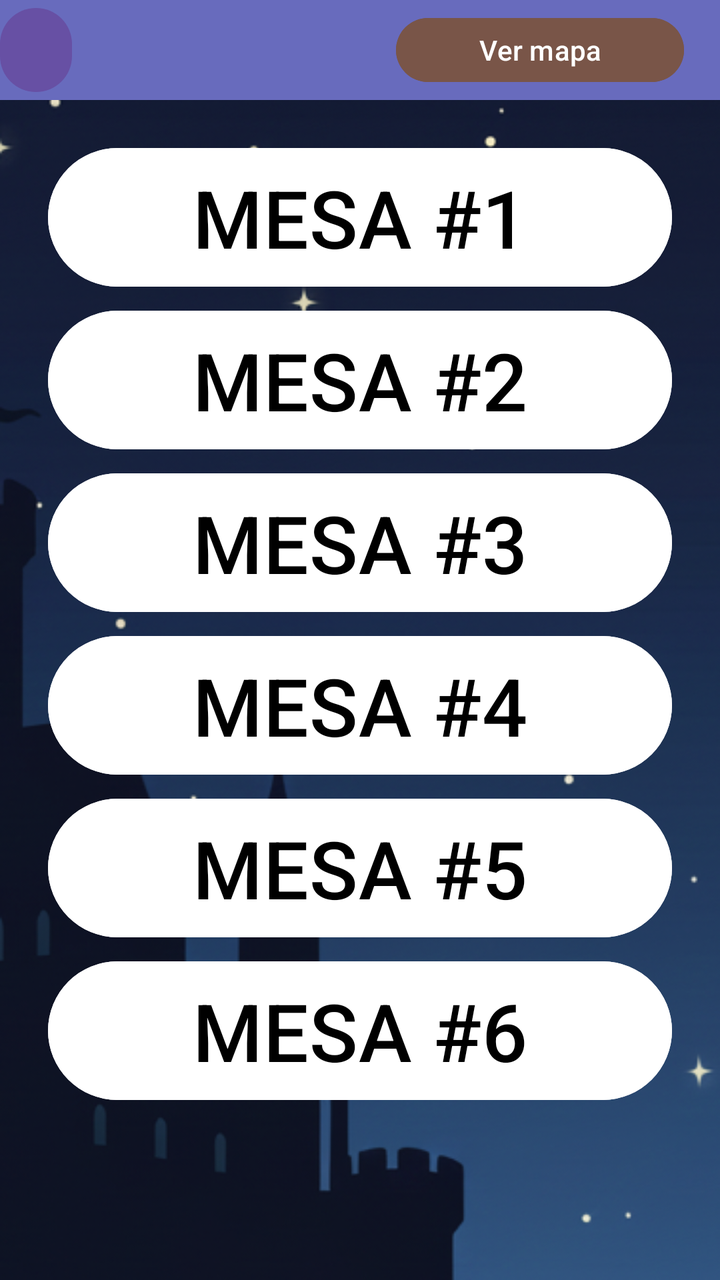
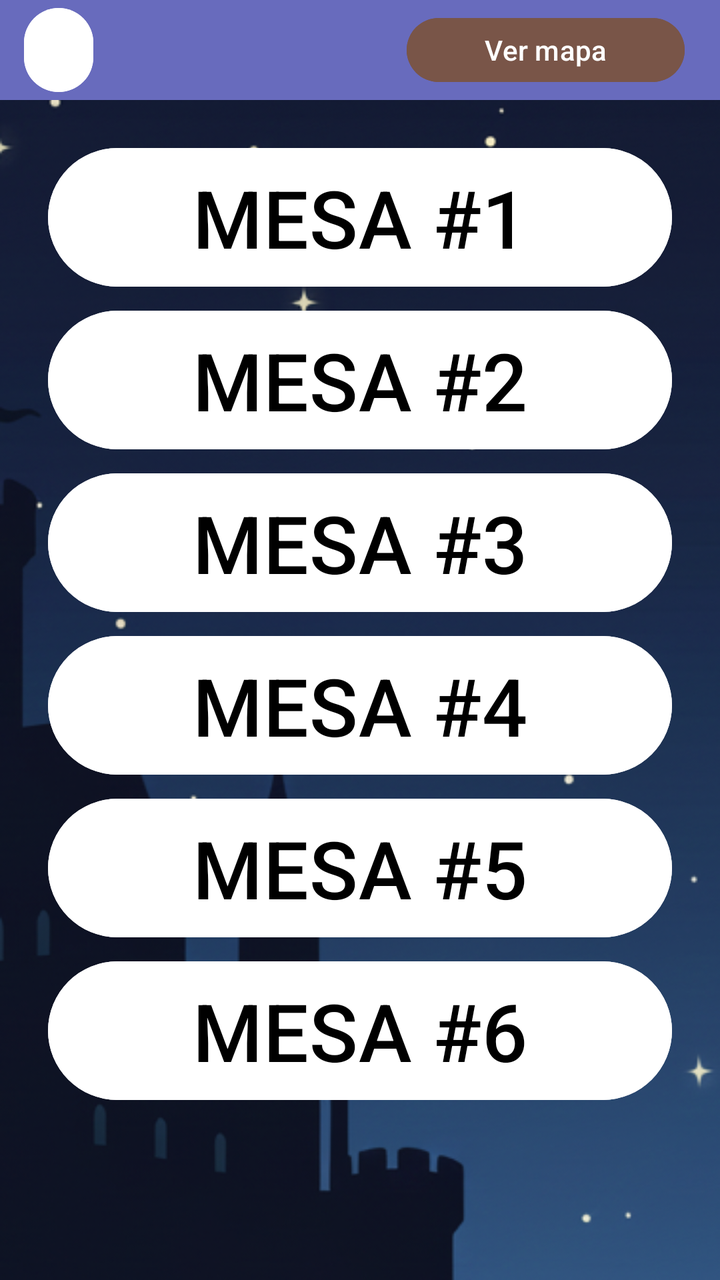

The first picture is an Android layout as it rendered before a commit; the second is the same layout after the commit. The layout source and the unified diff follow.
<!-- AndroidManifest.xml: application theme Theme.LaPosada -->
<!-- res/layout/activity_selection_of_tables.xml -->
<?xml version="1.0" encoding="utf-8"?>
<androidx.constraintlayout.widget.ConstraintLayout xmlns:android="http://schemas.android.com/apk/res/android"
    xmlns:app="http://schemas.android.com/apk/res-auto"
    xmlns:tools="http://schemas.android.com/tools"
    android:id="@+id/main"
    android:layout_width="match_parent"
    android:layout_height="match_parent"
    tools:context=".Selection_Of_Tables"
    android:background="@drawable/fondo_default">

    <LinearLayout
        android:id="@+id/boton_de_mesas"
        android:layout_width="0dp"
        android:layout_height="0dp"
        android:orientation="vertical"
        android:layout_marginStart="24dp"
        android:layout_marginEnd="24dp"
        android:layout_marginTop="16dp"
        android:layout_marginBottom="16dp"
        app:layout_constraintTop_toBottomOf="@id/layout_superior"
        app:layout_constraintBottom_toBottomOf="parent"
        app:layout_constraintStart_toStartOf="parent"
        app:layout_constraintEnd_toEndOf="parent">

        <Button
            android:id="@+id/mesa1"
            android:layout_width="match_parent"
            android:layout_height="wrap_content"
            android:layout_marginTop="4dp"
            android:padding="8dp"
            android:backgroundTint="@color/white"
            android:text="MESA #1"
            android:textSize="40sp"
            android:textColor="@android:color/black" />
        <Button
            android:id="@+id/mesa2"
            android:layout_width="match_parent"
            android:layout_height="wrap_content"
            android:layout_marginTop="4dp"
            android:padding="8dp"
            android:backgroundTint="@color/white"
            android:text="MESA #2"
            android:textSize="40sp"
            android:textColor="@android:color/black" />
        <Button
            android:id="@+id/mesa3"
            android:layout_width="match_parent"
            android:layout_height="wrap_content"
            android:layout_marginTop="4dp"
            android:padding="8dp"
            android:backgroundTint="@color/white"
            android:text="MESA #3"
            android:textSize="40sp"
            android:textColor="@android:color/black" />
        <Button
            android:id="@+id/mesa4"
            android:layout_width="match_parent"
            android:layout_height="wrap_content"
            android:layout_marginTop="4dp"
            android:padding="8dp"
            android:backgroundTint="@color/white"
            android:text="MESA #4"
            android:textSize="40sp"
            android:textColor="@android:color/black" />
        <Button
            android:id="@+id/mesa5"
            android:layout_width="match_parent"
            android:layout_height="wrap_content"
            android:layout_marginTop="4dp"
            android:padding="8dp"
            android:backgroundTint="@color/white"
            android:text="MESA #5"
            android:textSize="40sp"
            android:textColor="@android:color/black" />
        <Button
            android:id="@+id/mesa6"
            android:layout_width="match_parent"
            android:layout_height="wrap_content"
            android:layout_marginTop="4dp"
            android:padding="8dp"
            android:backgroundTint="@color/white"
            android:text="MESA #6"
            android:textSize="40sp"
            android:textColor="@android:color/black" />

    </LinearLayout>


    <LinearLayout
        android:id="@+id/layout_superior"
        android:layout_width="0dp"
        android:layout_height="wrap_content"
        android:background="@color/purple_blue"
        app:layout_constraintTop_toTopOf="parent"
        app:layout_constraintStart_toStartOf="parent"
        app:layout_constraintEnd_toEndOf="parent"
        android:orientation="horizontal"
        android:weightSum="10">

        <Button
            android:id="@+id/button_backButton"
            android:layout_width="0dp"
            android:layout_height="50dp"
            android:layout_weight="1"
            android:src="@drawable/circle_white"
            android:text="@string/back_button"
            android:contentDescription="@string/back_button"
            />

        <View
            android:layout_width="0dp"
            android:layout_height="50dp"
            android:layout_weight="4.5" />

        <Button
            android:id="@+id/button_mapButton"
            android:layout_width="0dp"
            android:layout_height="40dp"
            android:layout_weight="4"
            android:backgroundTint="@color/brown"
            android:text="@string/Ver_mapa"
            android:contentDescription="@string/Ver_mapa"
            />

    </LinearLayout>

</androidx.constraintlayout.widget.ConstraintLayout>
<!-- resources referenced by this layout -->
<resources>
  <color name="brown">#795548</color>
  <color name="purple_blue">#686bbd</color>
  <color name="white">#FFFFFFFF</color>
  <!-- drawable circle_white (drawable) -->
  <?xml version="1.0" encoding="utf-8"?>
  <shape xmlns:android="http://schemas.android.com/apk/res/android"
      android:shape="oval">
      <solid android:color="@android:color/white"/>
  </shape>
  <!-- drawable fondo_default: png bitmap (drawable, 204480 bytes) -->
  <string name="Ver_mapa">Ver mapa</string>
  <string name="back_button" />
  <style name="Theme.LaPosada" parent="Base.Theme.LaPosada" />
  <style name="Base.Theme.LaPosada" parent="Theme.Material3.DayNight.NoActionBar">
          
          
      </style>
</resources>

<!-- the commit's change to res/layout/activity_selection_of_tables.xml (unified diff, before → after) -->
@@ -102,10 +102,10 @@
             android:layout_width="0dp"
             android:layout_height="50dp"
             android:layout_weight="1"
+            android:layout_marginStart="12dp"
+            android:backgroundTint="@color/white"
             android:src="@drawable/circle_white"
-            android:text="@string/back_button"
-            android:contentDescription="@string/back_button"
-            />
+            android:text="@string/back_button" />
 
         <View
             android:layout_width="0dp"
@@ -118,6 +118,7 @@
             android:layout_height="40dp"
             android:layout_weight="4"
             android:backgroundTint="@color/brown"
+            android:textColor="@color/white"
             android:text="@string/Ver_mapa"
             android:contentDescription="@string/Ver_mapa"
             />
